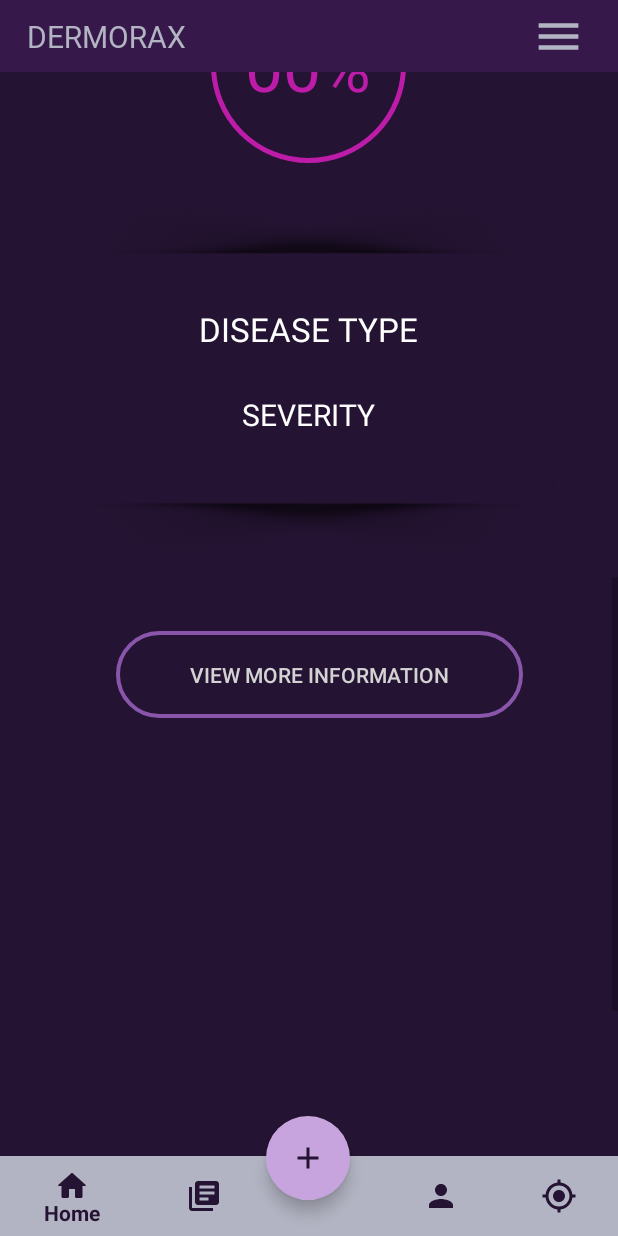
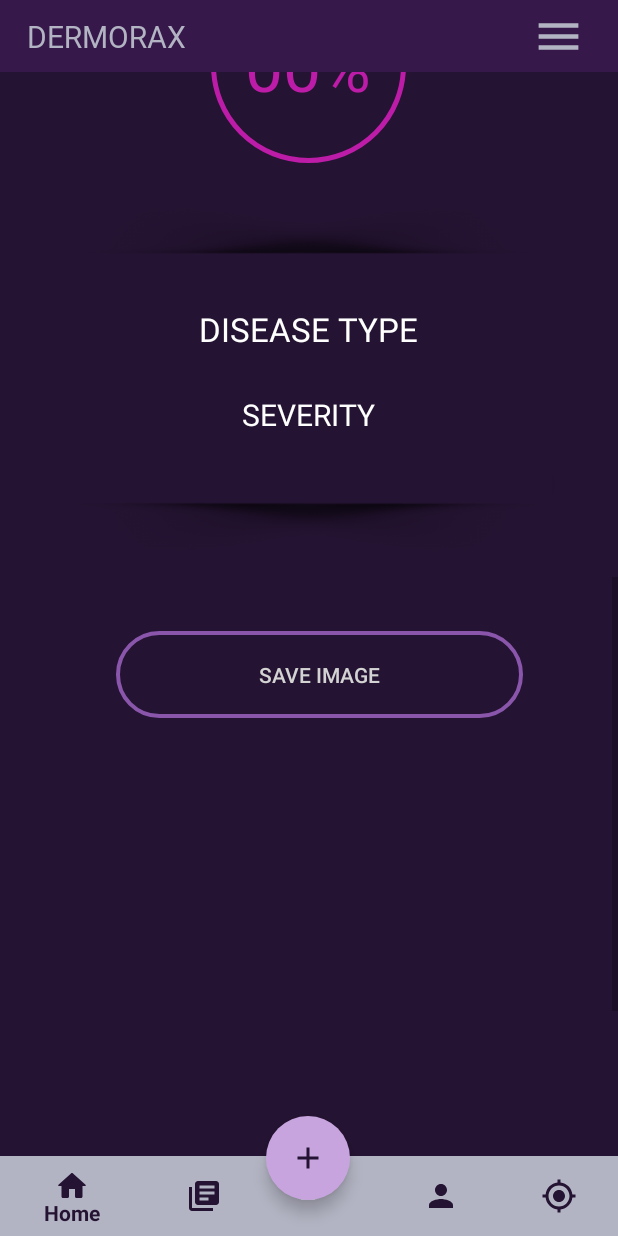
Before and after one commit to HanifAmeen/SE-44-Dermorax, an Android app: the fragment FragmentNewPrediction placed in its activity, scrolled down 728 dp, on a phone screen of 412 x 824 dp. Run offline under Robolectric (Android 15) with nearby library versions, the phone set to English and light mode, and no system bars; our stand-ins replace Firebase (no records; nobody signed in at launch, a user with empty details on screens opened directly); libraries missing offline, so code that uses them is left out: com.theartofdev.edmodo.

Commit message:
Completed saving the new prediction image to the database

```diff
--- a/SDGP APP/app/src/main/res/layout/fragment_new_prediction.xml
+++ b/SDGP APP/app/src/main/res/layout/fragment_new_prediction.xml
@@ -152,12 +152,12 @@
                 app:layout_constraintTop_toTopOf="@+id/id_predictionView" />
 
             <Button
-                android:id="@+id/id_viewMoreInfo_btn"
+                android:id="@+id/id_save_image"
                 android:layout_width="271dp"
                 android:layout_height="58dp"
                 android:layout_marginTop="44dp"
                 android:background="@drawable/view_more_info_btn"
-                android:text="@string/view_more_information"
+                android:text="@string/save_image"
                 android:textColor="@color/grey_200"
                 app:layout_constraintEnd_toEndOf="parent"
                 app:layout_constraintHorizontal_bias="0.55"
--- a/SDGP APP/app/src/main/res/values/strings.xml
+++ b/SDGP APP/app/src/main/res/values/strings.xml
@@ -68,6 +68,7 @@
     <string name="todo">TODO</string>
     <string name="log_in">LOG IN</string>
     <string name="processing">Processing......</string>
+    <string name="save_image">Save Image</string>
 
 
 </resources>
```
Also changed, not shown: SDGP APP/app/src/main/java/com/example/mobileapp/FragmentNewPrediction.kt (+50 -3 lines).
